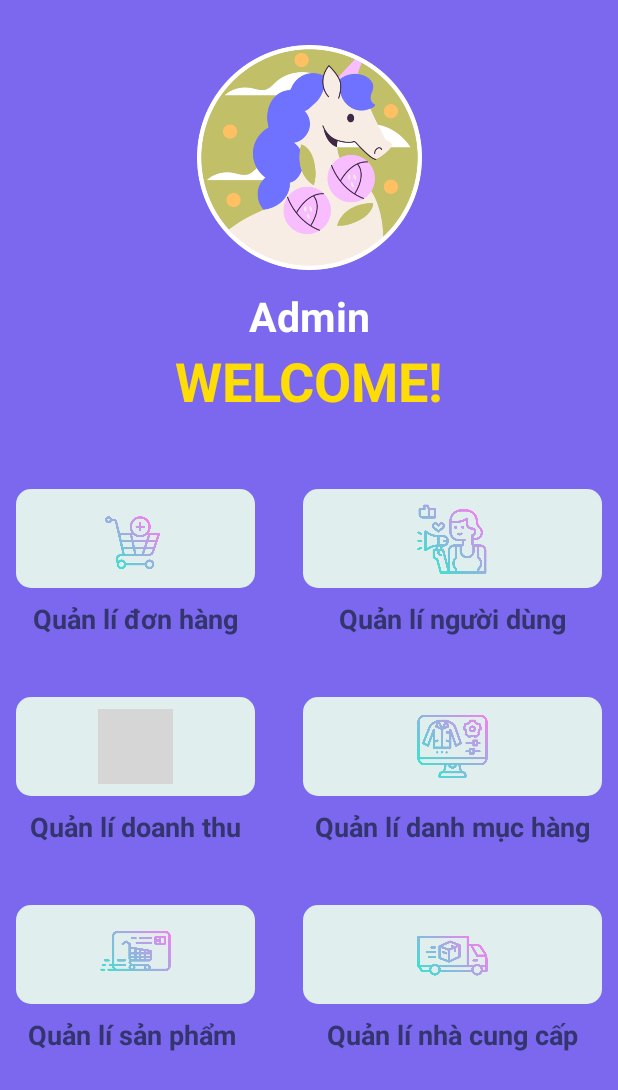
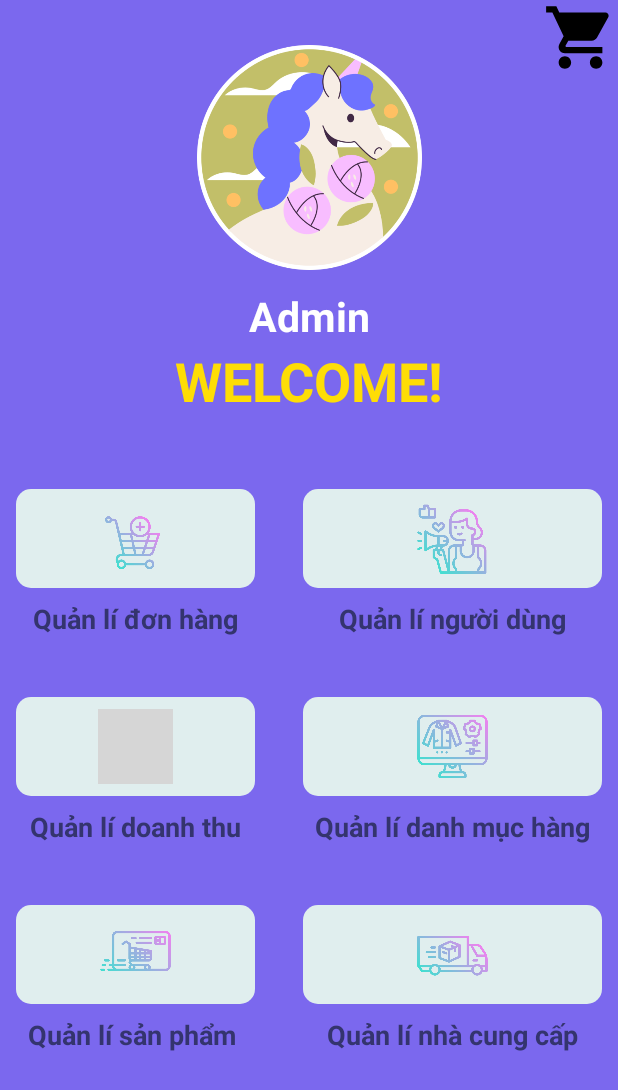
Before and after one commit to PhatZeno/DoAnBanHang, an Android app: the AdminActivity screen opened directly, with no data from a screen before it, on a phone screen of 412 x 824 dp. Shown: the top 1090 px of the screen. Run offline under Robolectric (Android 15) with nearby library versions, the phone set to English and light mode, and no system bars; grey boxes are pictures that could not be loaded.

Commit message:
chinh sua button giua admin va nguoi dung

```diff
--- a/app/src/main/java/com/example/doanbanhang/AdminActivity.java
+++ b/app/src/main/java/com/example/doanbanhang/AdminActivity.java
@@ -19,13 +19,21 @@ import com.example.doanbanhang.Quanli.Quanlinhacungcap;
 
 public class AdminActivity extends AppCompatActivity {
     TextView textsp,nguoidung;
-
+    ImageView cart;
 
     @Override
     protected void onCreate(Bundle savedInstanceState) {
         super.onCreate(savedInstanceState);
         setContentView(R.layout.activity_admin);
-
+        cart=findViewById(R.id.img_cart);
+        cart.setOnClickListener(new View.OnClickListener() {
+            @Override
+            public void onClick(View view) {
+                Intent intent=new Intent(AdminActivity.this,MainActivity.class);
+                startActivity(intent);
+                finish();
+            }
+        });
         ImageView ivdonhang=findViewById(R.id.ivquanlidonhang);
         ivdonhang.setOnClickListener(new View.OnClickListener() {
             @Override
--- a/app/src/main/java/com/example/doanbanhang/session/SessionManager.java
+++ b/app/src/main/java/com/example/doanbanhang/session/SessionManager.java
@@ -41,7 +41,10 @@ public class SessionManager {
         editor.putString(KEY_ROLE,role);
         editor.commit();
     }
-
+    public  String getRole(){
+        String role=pref.getString("role",null);
+        return role;
+    }
     public HashMap<String, String> getUserDetails(){
         HashMap<String, String> user = new HashMap<String, String>();
         user.put(KEY_USERNAME, pref.getString(KEY_USERNAME, null));
--- a/app/src/main/res/layout/activity_admin.xml
+++ b/app/src/main/res/layout/activity_admin.xml
@@ -305,4 +305,12 @@
 
     </TableLayout>
 
+    <ImageView
+        android:id="@+id/img_cart"
+        android:layout_width="50dp"
+        android:layout_height="50dp"
+        app:layout_constraintEnd_toEndOf="parent"
+        app:layout_constraintTop_toTopOf="parent"
+        app:srcCompat="@drawable/baseline_shopping_cart_24" />
+
 </androidx.constraintlayout.widget.ConstraintLayout>
```
Also changed, not shown: app/src/main/java/com/example/doanbanhang/MainActivity.java (+29 -4 lines), app/src/main/res/menu/admin_logout.xml (added, +8 -0 lines).
